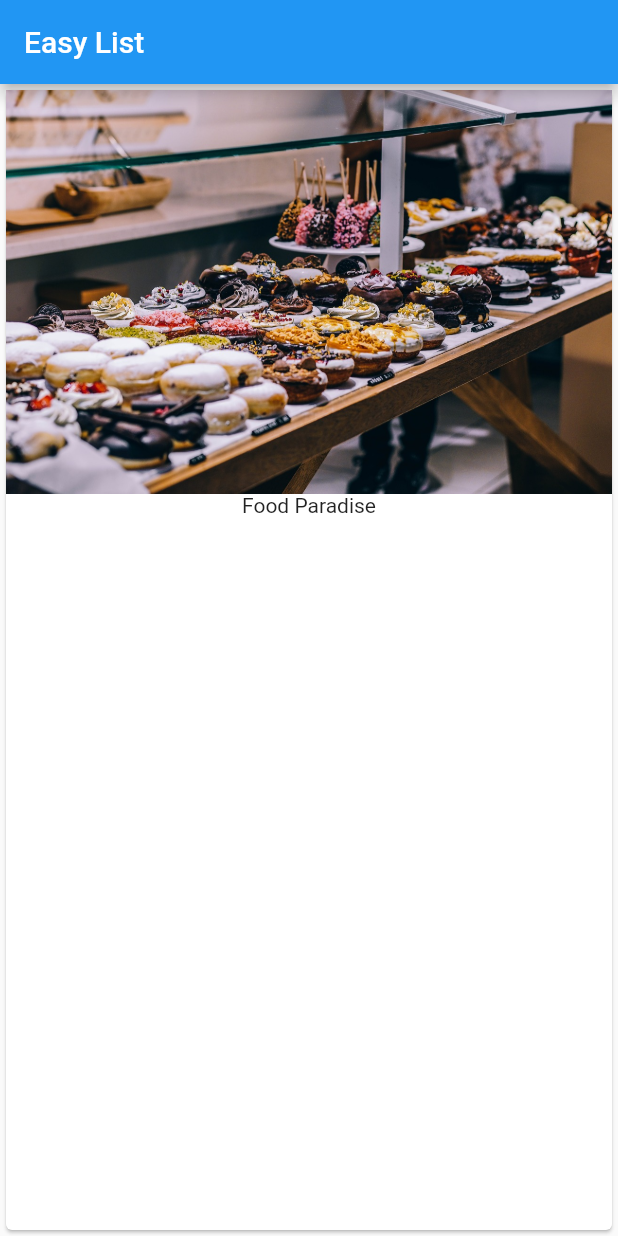
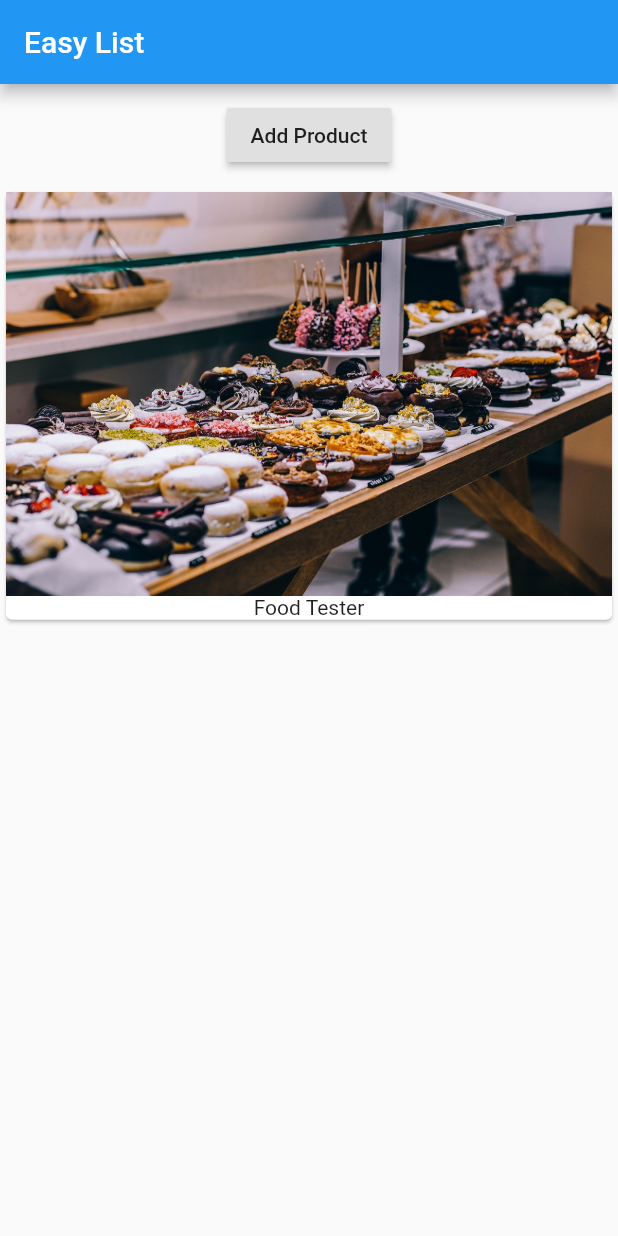
Before and after one commit to sherifhasan/EasyList, a Flutter app: the screen it shows after launch, on a phone screen of 412 x 824 dp. Run offline on Flutter 3.47's test engine with Material 2 defaults, Android fonts, the phone set to English and light mode, and no system bars.

Commit message:
split up the code

```diff
--- a/lib/main.dart
+++ b/lib/main.dart
@@ -1,4 +1,5 @@
 import 'package:flutter/material.dart';
+import 'package:flutter_course/product_manger.dart';
 
 void main() => runApp(MyApp());
 
@@ -10,14 +11,7 @@ class MyApp extends StatelessWidget {
         appBar: AppBar(
           title: Text('Easy List'),
         ),
-        body: Card(
-          child: Column(
-            children: <Widget>[
-              Image.asset('assets/food.jpg'),
-              Text('Food Paradise'),
-            ],
-          ),
-        ),
+        body: ProductManger('Food Tester'),
       ),
     );
   }
--- /dev/null
+++ b/lib/product_manger.dart
@@ -0,0 +1,41 @@
+import 'package:flutter/material.dart';
+import 'package:flutter_course/products.dart';
+
+class ProductManger extends StatefulWidget {
+  final String startingProduct;
+  ProductManger(this.startingProduct);
+  @override
+  State<StatefulWidget> createState() {
+    return _ProductManger();
+  }
+}
+
+class _ProductManger extends State<ProductManger> {
+  List<String> _products = [];
+
+  @override
+  void initState() {
+    _products.add(widget.startingProduct);
+    super.initState();
+  }
+
+  @override
+  Widget build(BuildContext context) {
+    return Column(
+      children: <Widget>[
+        Container(
+          margin: EdgeInsets.all(10.0),
+          child: RaisedButton(
+            child: Text('Add Product'),
+            onPressed: () {
+              setState(() {
+                _products.add('Advanced Food Tester');
+              });
+            },
+          ),
+        ),
+        Products(_products),
+      ],
+    );
+  }
+}
--- /dev/null
+++ b/lib/products.dart
@@ -0,0 +1,24 @@
+import 'package:flutter/material.dart';
+
+class Products extends StatelessWidget {
+  final List<String> products;
+  Products(this.products);
+
+  @override
+  Widget build(BuildContext context) {
+    return Column(
+      children: products
+          .map(
+            (element) => Card(
+                  child: Column(
+                    children: <Widget>[
+                      Image.asset('assets/food.jpg'),
+                      Text(element),
+                    ],
+                  ),
+                ),
+          )
+          .toList(),
+    );
+  }
+}
```
